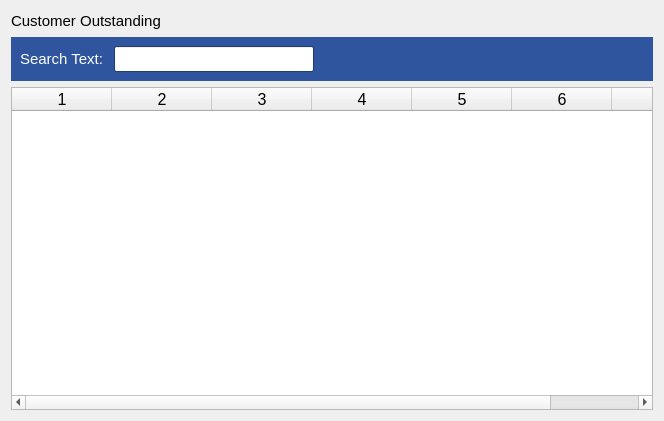
Above: estorecpp/customeroutstanding.ui from Watti/estorecpp before the change. Below: the same form after it.
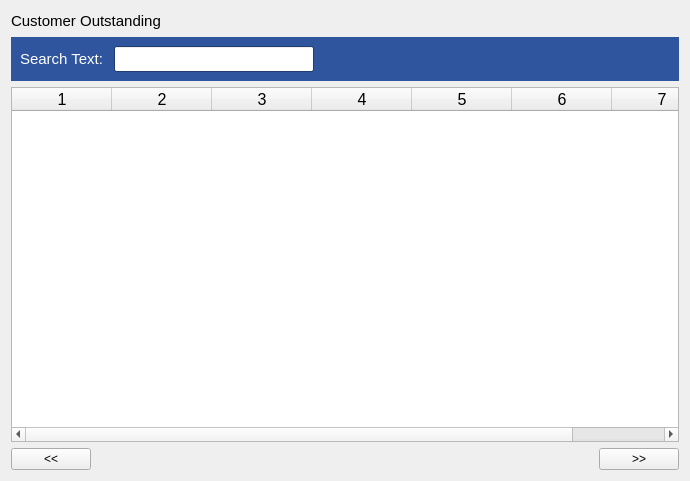
That is the form after the change.

```diff
--- a/estorecpp/customeroutstanding.ui
+++ b/estorecpp/customeroutstanding.ui
@@ -6,8 +6,8 @@
    <rect>
     <x>0</x>
     <y>0</y>
-    <width>664</width>
-    <height>421</height>
+    <width>690</width>
+    <height>481</height>
    </rect>
   </property>
   <property name="windowTitle">
@@ -574,6 +574,37 @@
      <column/>
     </widget>
    </item>
+   <item>
+    <layout class="QHBoxLayout" name="horizontalLayout_2">
+     <item>
+      <widget class="QPushButton" name="prevBtn">
+       <property name="text">
+        <string>&lt;&lt;</string>
+       </property>
+      </widget>
+     </item>
+     <item>
+      <spacer name="horizontalSpacer_2">
+       <property name="orientation">
+        <enum>Qt::Horizontal</enum>
+       </property>
+       <property name="sizeHint" stdset="0">
+        <size>
+         <width>40</width>
+         <height>20</height>
+        </size>
+       </property>
+      </spacer>
+     </item>
+     <item>
+      <widget class="QPushButton" name="nextBtn">
+       <property name="text">
+        <string>&gt;&gt;</string>
+       </property>
+      </widget>
+     </item>
+    </layout>
+   </item>
   </layout>
  </widget>
  <resources/>
```
